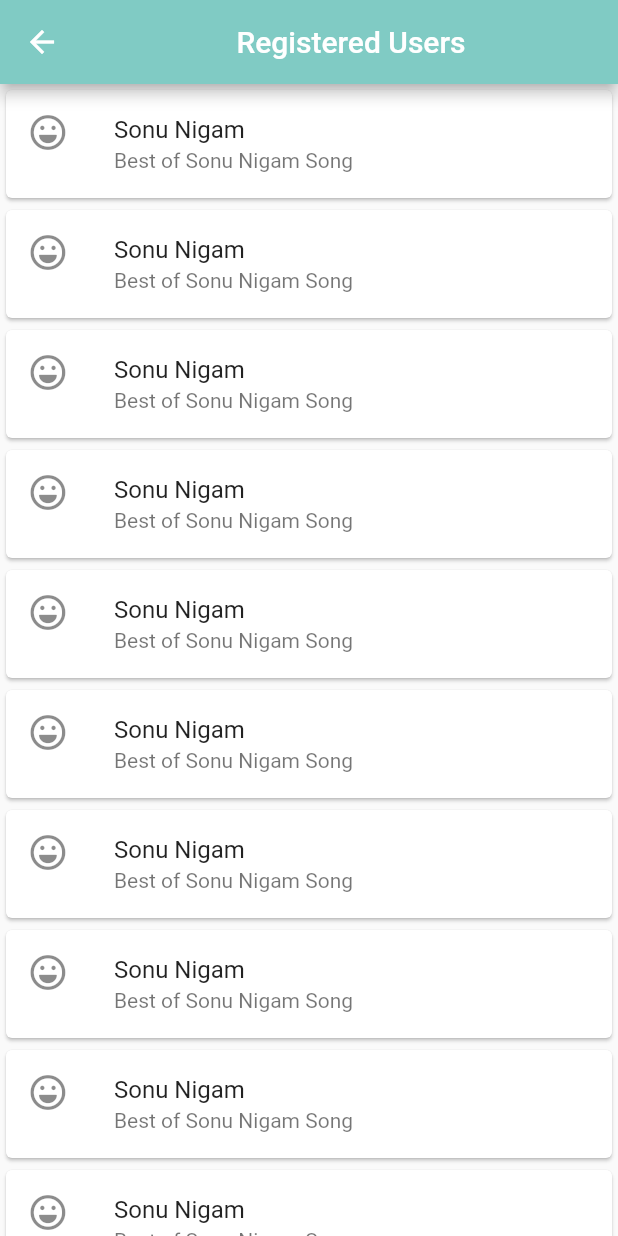
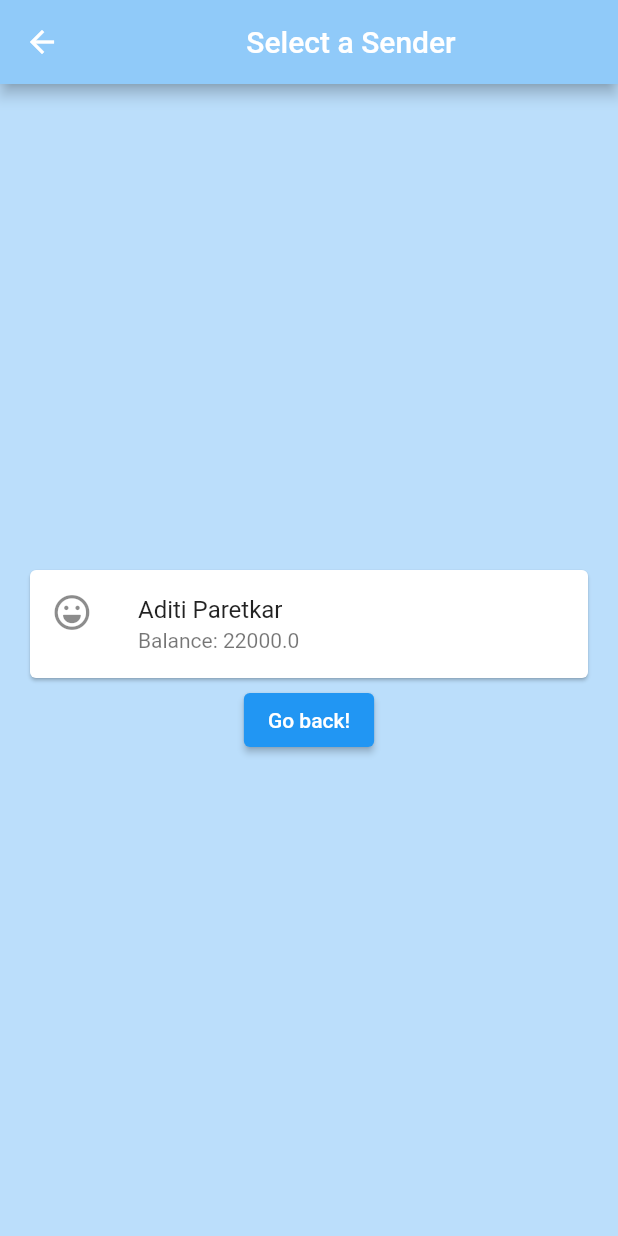
Before and after one commit to alwaysaditi/newproject1, a Flutter app: the screen it shows after launch, after a tap on "Transfer Money", on a phone screen of 412 x 824 dp. Run offline on Flutter 3.47's test engine with Material 2 defaults, Android fonts, the phone set to English and light mode, and no system bars; our stand-ins replace font_awesome_flutter, sqflite; accounts and stored records are empty.

Commit message:
Created senders.dart

```diff
--- a/lib/main.dart
+++ b/lib/main.dart
@@ -1,16 +1,17 @@
 import 'package:flutter/material.dart';
 import 'userlist.dart';
+import 'senders.dart';
 
 void main() {
   runApp(MyHomePage());
 }
 
 class MyHomePage extends StatelessWidget {
-  const MyHomePage({ Key? key }) : super(key: key);
+  const MyHomePage({Key? key}) : super(key: key);
 
   @override
   Widget build(BuildContext context) {
-      return MaterialApp(
+    return MaterialApp(
       debugShowCheckedModeBanner: false,
       home: Scaffold(
         appBar: AppBar(
@@ -19,7 +20,7 @@
             title: Center(child: Text('Banking Application')),
             backgroundColor: Colors.teal[200]),
         body: Builder(
-          builder: (context)=> Container(
+          builder: (context) => Container(
               constraints: BoxConstraints.expand(),
               decoration: BoxDecoration(
                   image: DecorationImage(
@@ -35,33 +36,38 @@
                         MaterialPageRoute(builder: (context) => UserList()),
                       );
                     },
-                    child : const Text('View All Users'),
-                    style: ButtonStyle(backgroundColor: MaterialStateProperty.all<Color>(Colors.black)),
+                    child: const Text('View All Users'),
+                    style: ButtonStyle(
+                        backgroundColor:
+                            MaterialStateProperty.all<Color>(Colors.black)),
                   ),
-                  SizedBox(height:10),
-                   ElevatedButton(
+                  SizedBox(height: 10),
+                  ElevatedButton(
+                    onPressed: () {
+                      Navigator.push(
+                        context,
+                        MaterialPageRoute(builder: (context) => Senders()),
+                      );
+                    },
+                    child: const Text('Transfer Money'),
+                    style: ButtonStyle(
+                        backgroundColor:
+                            MaterialStateProperty.all<Color>(Colors.black)),
+                  ),
+                  SizedBox(height: 10),
+                  ElevatedButton(
                     onPressed: () {
                       Navigator.push(
                         context,
                         MaterialPageRoute(builder: (context) => UserList()),
                       );
                     },
-                    child : const Text('Transfer Money'),
-                    style: ButtonStyle(backgroundColor: MaterialStateProperty.all<Color>(Colors.black)),
+                    child: const Text('View All Transfers'),
+                    style: ButtonStyle(
+                        backgroundColor:
+                            MaterialStateProperty.all<Color>(Colors.black)),
                   ),
-                  SizedBox(height:10),
-                   ElevatedButton(
-                    onPressed: () {
-                      Navigator.push(
-                        context,
-                        MaterialPageRoute(builder: (context) => UserList()),
-                      );
-                    },
-                    child : const Text('View All Transfers'),
-                    style: ButtonStyle(backgroundColor: MaterialStateProperty.all<Color>(Colors.black)),
-                  ),
-                  SizedBox(height:10),
-
+                  SizedBox(height: 10),
                 ],
               )),
         ),
--- /dev/null
+++ b/lib/senders.dart
@@ -0,0 +1,62 @@
+import 'package:flutter/material.dart';
+import 'package:font_awesome_flutter/font_awesome_flutter.dart';
+
+class Senders extends StatefulWidget {
+  const Senders({Key? key}) : super(key: key);
+
+  @override
+  _SendersState createState() => _SendersState();
+}
+
+double bal1 = 22000;
+
+class _SendersState extends State<Senders> {
+  whichchoice(int choice) {
+    print('$choice was pressed');
+  }
+
+  @override
+  Widget build(BuildContext context) {
+    return Scaffold(
+      appBar: AppBar(
+          title: Center(
+            child: Text('Select a Sender'),
+          ),
+          backgroundColor: Colors.blue[200]),
+      backgroundColor: Colors.blue[100],
+      body: Center(
+        child: SingleChildScrollView(
+          child: Wrap(children: [
+            FlatButton(
+              onPressed: whichchoice(1),
+              child: Card(
+                child: Column(
+                  mainAxisSize: MainAxisSize.min,
+                  children: <Widget>[
+                     ListTile(
+                      leading: Icon(FontAwesomeIcons.laugh),
+                      title: Text(
+                        'Aditi Paretkar',
+                      ),
+                      subtitle: Text(
+                        'Balance: $bal1',
+                      ),
+                    ),
+                  ],
+                ),
+              ),
+            ),
+            Center(
+              child: ElevatedButton(
+                onPressed: () {
+                  Navigator.pop(context);
+                },
+                child: Text('Go back!'),
+              ),
+            )
+          ]),
+        ),
+      ),
+    );
+  }
+}
--- a/lib/userlist.dart
+++ b/lib/userlist.dart
@@ -9,11 +9,11 @@
           title: Center(
             child: Text('Registered Users'),
           ),
-          backgroundColor: Colors.teal[200]),
+          backgroundColor: Colors.blue[200]),
+          backgroundColor: Colors.blue[100],
       body: Center(
         child: SingleChildScrollView(
           child: Wrap(
-
             children: [
               Card(
                 child: Column(
@@ -21,10 +21,11 @@
                   children: <Widget>[
                     const ListTile(
                       leading: Icon(FontAwesomeIcons.laugh),
-                      title: Text('Sonu Nigam',
-
+                      title: Text(
+                        'Aditi Paretkar',
                       ),
-                      subtitle: Text('Best of Sonu Nigam Song',
+                      subtitle: Text(
+                        'aditiparetkar@gmail.com',
                       ),
                     ),
                   ],
@@ -36,8 +37,8 @@
                   children: <Widget>[
                     const ListTile(
                       leading: Icon(FontAwesomeIcons.laugh),
-            title: Text('Sonu Nigam'),
-            subtitle: Text('Best of Sonu Nigam Song'),
+                      title: Text('Arvind Paretkar'),
+                      subtitle: Text('arvindparetkar@gmail.com'),
                     ),
                   ],
                 ),
@@ -48,8 +49,8 @@
                   children: <Widget>[
                     const ListTile(
                       leading: Icon(FontAwesomeIcons.laugh),
-            title: Text('Sonu Nigam'),
-            subtitle: Text('Best of Sonu Nigam Song'),
+                      title: Text('Ashwini Paretkar'),
+                      subtitle: Text('ashparetkar@gmail.com'),
                     ),
                   ],
                 ),
@@ -60,8 +61,8 @@
                   children: <Widget>[
                     const ListTile(
                       leading: Icon(FontAwesomeIcons.laugh),
-            title: Text('Sonu Nigam'),
-            subtitle: Text('Best of Sonu Nigam Song'),
+                      title: Text('Vishakha Paretkar'),
+                      subtitle: Text('vishkaha.cp@gmail.com'),
                     ),
                   ],
                 ),
@@ -72,8 +73,8 @@
                   children: <Widget>[
                     const ListTile(
                       leading: Icon(FontAwesomeIcons.laugh),
-            title: Text('Sonu Nigam'),
-            subtitle: Text('Best of Sonu Nigam Song'),
+                      title: Text('Robert Green'),
+                      subtitle: Text('robert.vg@gmail.com'),
                     ),
                   ],
                 ),
@@ -84,8 +85,8 @@
                   children: <Widget>[
                     const ListTile(
                       leading: Icon(FontAwesomeIcons.laugh),
-            title: Text('Sonu Nigam'),
-            subtitle: Text('Best of Sonu Nigam Song'),
+                      title: Text('Arthur Hayden'),
+                      subtitle: Text('arthur01@gmail.com'),
                     ),
                   ],
                 ),
@@ -96,8 +97,8 @@
                   children: <Widget>[
                     const ListTile(
                       leading: Icon(FontAwesomeIcons.laugh),
-            title: Text('Sonu Nigam'),
-            subtitle: Text('Best of Sonu Nigam Song'),
+                      title: Text('Daniel Brown'),
+                      subtitle: Text('daniel.b101@gmail.com'),
                     ),
                   ],
                 ),
@@ -108,19 +109,8 @@
                   children: <Widget>[
                     const ListTile(
                       leading: Icon(FontAwesomeIcons.laugh),
-            title: Text('Sonu Nigam'),
-            subtitle: Text('Best of Sonu Nigam Song'),
-          ),
-              ],
-            ),
-          ),  Card(
-            child: Column(
-              mainAxisSize: MainAxisSize.min,
-              children: <Widget>[
-          const ListTile(
-            leading: Icon(FontAwesomeIcons.laugh),
-            title: Text('Sonu Nigam'),
-            subtitle: Text('Best of Sonu Nigam Song'),
+                      title: Text('Cathy Lane'),
+                      subtitle: Text('cathy.rp@gmail.com'),
                     ),
                   ],
                 ),
@@ -131,13 +121,24 @@
                   children: <Widget>[
                     const ListTile(
                       leading: Icon(FontAwesomeIcons.laugh),
-            title: Text('Sonu Nigam'),
-            subtitle: Text('Best of Sonu Nigam Song'),
+                      title: Text('Lisa Hayden'),
+                      subtitle: Text('lisahayden@gmail.com'),
                     ),
                   ],
                 ),
               ),
-
+              Card(
+                child: Column(
+                  mainAxisSize: MainAxisSize.min,
+                  children: <Widget>[
+                    const ListTile(
+                      leading: Icon(FontAwesomeIcons.laugh),
+                      title: Text('Jessica Brown'),
+                      subtitle: Text('jessica.b24@gmail.com'),
+                    ),
+                  ],
+                ),
+              ),
               Center(
                 child: ElevatedButton(
                   onPressed: () {
@@ -153,23 +154,3 @@
     );
   }
 }
-
-// ElevatedButton(
-//           onPressed: () {
-//             Navigator.pop(context);
-//           },
-//           child: Text('Go back!'),
-//         )
-
-
-// CARD
-
-// SizedBox(
-//                          height: 100,
-//                          child: ListTile(
-//                           leading: Icon(Icons.album),
-//                           title: Text('The Enchanted Nightingale'),
-//                           subtitle: Text(
-//                               'Music by Julie Gable. Lyrics by Sidney Stein.'),
-//                                              ),
-//                        )
```
Lines whose indentation alone changed are shown as unchanged.
